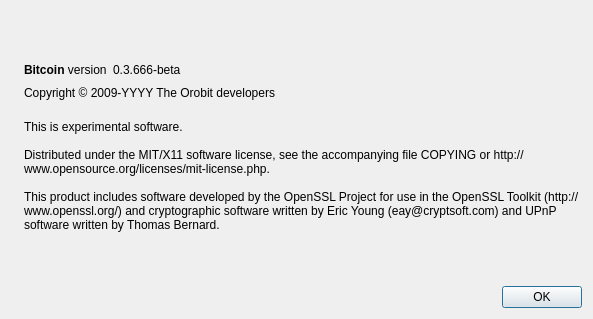
Before: the Qt Designer form src/qt/forms/aboutdialog.ui in bcfanminer/orobit, drawn with Qt 5.
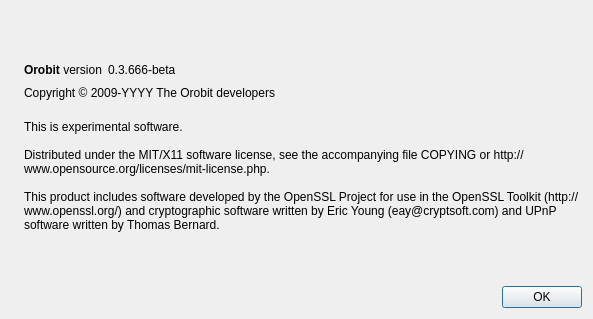
After: the same form once the commit is applied. Icons and pictures are not drawn.

Commit message: Update Orobit string

Patch:
```diff
--- a/src/qt/forms/aboutdialog.ui
+++ b/src/qt/forms/aboutdialog.ui
@@ -50,7 +50,7 @@
           <cursorShape>IBeamCursor</cursorShape>
          </property>
          <property name="text">
-          <string>&lt;b&gt;Bitcoin&lt;/b&gt; version</string>
+          <string>&lt;b&gt;Orobit&lt;/b&gt; version</string>
          </property>
          <property name="textInteractionFlags">
           <set>Qt::LinksAccessibleByMouse|Qt::TextSelectableByKeyboard|Qt::TextSelectableByMouse</set>
```
